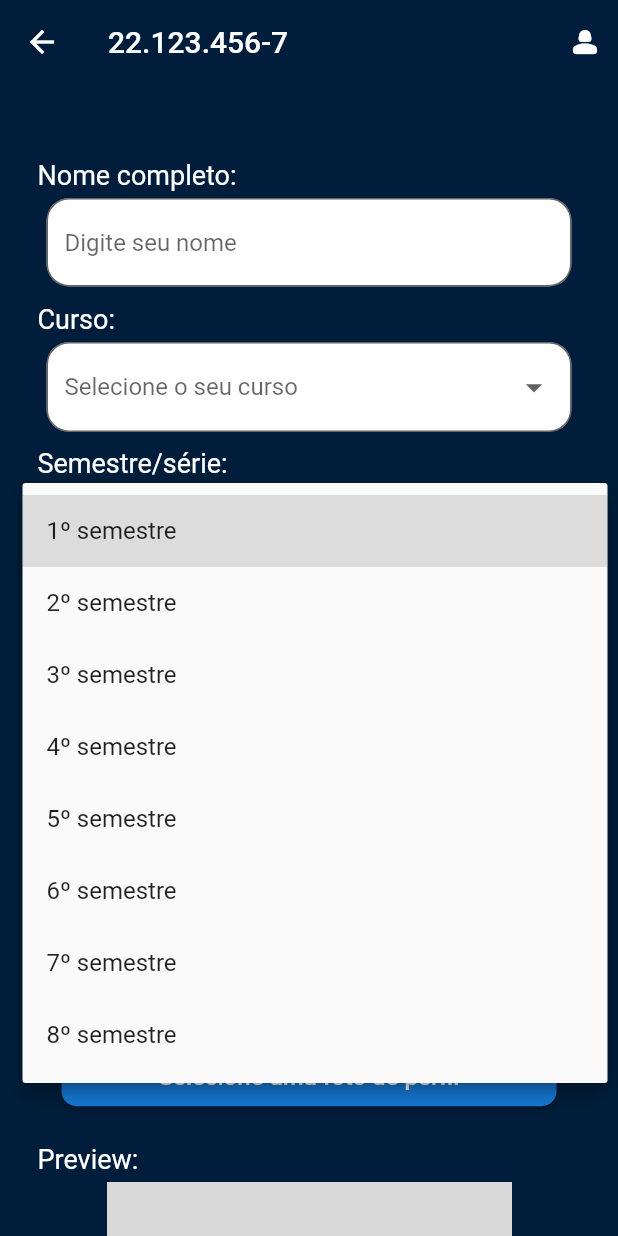
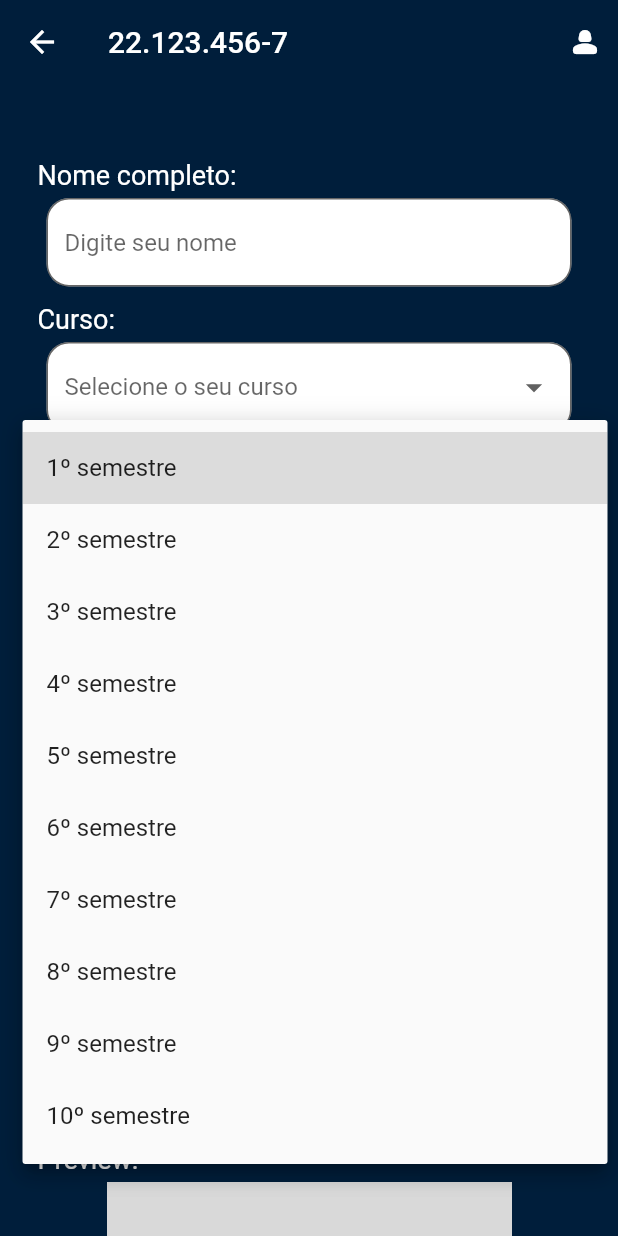
Before and after one commit to EnzoFavaro/Maua-Tasks, a Flutter app: the Profile2 screen opened directly, after a tap on "Selecione", on a phone screen of 412 x 824 dp. Run offline on Flutter 3.47's test engine with Material 2 defaults, Android fonts, the phone set to English and light mode, and no system bars; our stand-ins replace table_calendar; Roboto replaces fonts that are missing (Lato-Regular).

Commit message:
adicionando 9° e 10° semestre na tela profile2
Signed-off-by: Iago Aurichio <iagoaurichio39@gmail.com>

```diff
--- a/lib/main.dart
+++ b/lib/main.dart
@@ -14,7 +14,7 @@ class MyApp extends StatelessWidget {
   Widget build(BuildContext context) {
     return const MaterialApp(
       debugShowCheckedModeBanner: false,
-      home: Profile2(),
+      home: Login(),
     );
   }
 }
--- a/lib/pages/alerts.dart
+++ b/lib/pages/alerts.dart
@@ -45,7 +45,7 @@ class _AlertsState extends State<Alerts> {
         actions: <Widget>[
           Padding(
             padding: const EdgeInsets.only(right: 10, top: 10),
-            child: Image.asset('assets/images/photoRogerio.png'),
+            child: Image.asset('assets/images/photoReference.png'),
           ),
         ],
       ),
--- a/lib/pages/calendar.dart
+++ b/lib/pages/calendar.dart
@@ -55,7 +55,7 @@ class _CalendarState extends State<Calendar> {
         actions: <Widget>[
           Padding(
             padding: const EdgeInsets.only(right: 10, top: 10),
-            child: Image.asset('assets/images/photoRogerio.png'),
+            child: Image.asset('assets/images/photoReference.png'),
           ),
         ],
       ),
--- a/lib/pages/home.dart
+++ b/lib/pages/home.dart
@@ -41,7 +41,7 @@ class Home extends StatelessWidget {
         actions: <Widget>[
           Padding(
             padding: const EdgeInsets.only(right: 10, top: 10),
-            child: Image.asset('assets/images/photoRogerio.png'),
+            child: Image.asset('assets/images/photoReference.png'),
           ),
         ],
       ),
--- a/lib/pages/profile2.dart
+++ b/lib/pages/profile2.dart
@@ -20,7 +20,9 @@ final dropOpcoesSerie = [
   "5º semestre",
   "6º semestre",
   "7º semestre",
-  "8º semestre"
+  "8º semestre",
+  "9º semestre",
+  "10º semestre"
 ];
 
 final dropOpcoesPeriodo = [
--- a/lib/pages/settings.dart
+++ b/lib/pages/settings.dart
@@ -48,7 +48,7 @@ class _SettingsState extends State<Settings> {
         actions: <Widget>[
           Padding(
             padding: const EdgeInsets.only(right: 10, top: 10),
-            child: Image.asset('assets/images/photoRogerio.png'),
+            child: Image.asset('assets/images/photoReference.png'),
           ),
         ],
       ),
--- a/pubspec.yaml
+++ b/pubspec.yaml
@@ -102,3 +102,4 @@ flutter:
     - assets/images/photoFelipe.png
     - assets/images/logoimt.png
     - assets/images/photoMarcio.png
+    - assets/images/photoReference.png
```
Also changed, not shown: assets/images/photoReference.png (added), pubspec.lock, 2 other files.
